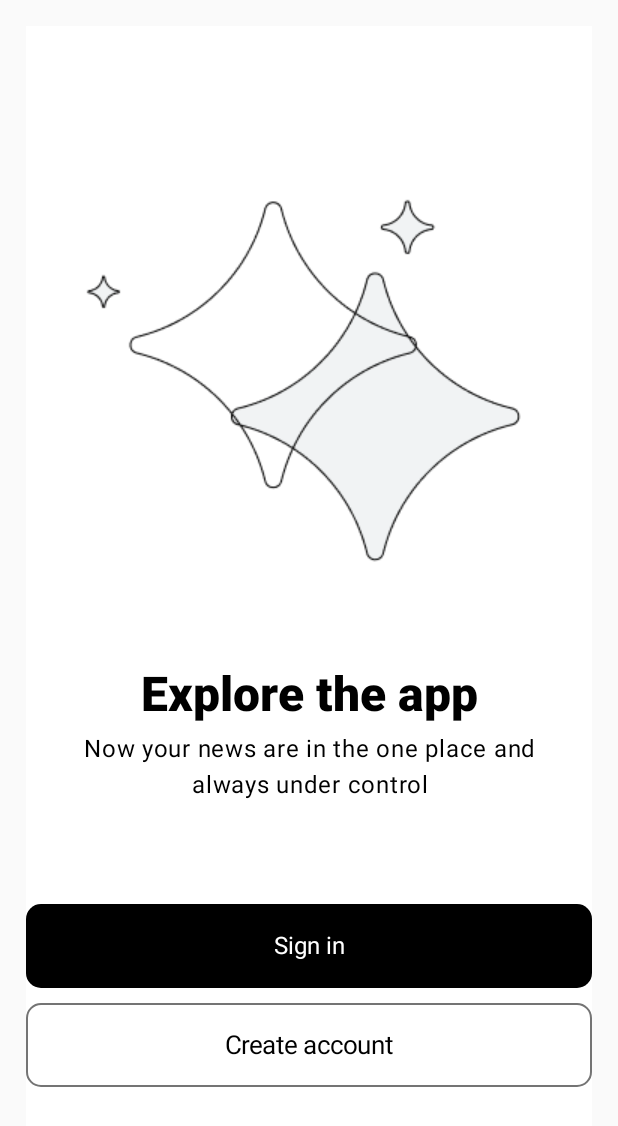
After one commit to Rintu341/Newsly, an Android app built with Jetpack Compose: the OpeningScreen screen opened through its navigation route, on a phone screen of 412 x 824 dp. The commit adds this screen. Shown: the top 1126 px of the screen. Run offline under Robolectric (Android 15) with nearby library versions, the phone set to English and light mode, and no system bars; our stand-ins replace Dagger/Hilt's generated code, livedata-compose; 1 statement that could not run was skipped.

Commit message:
create OpeningScreen

```diff
--- a/app/src/main/java/com/example/newsapp/ui/navigation/AppNavigation.kt
+++ b/app/src/main/java/com/example/newsapp/ui/navigation/AppNavigation.kt
@@ -1,9 +1,6 @@
 package com.example.newsapp.ui.navigation
 
-import android.window.SplashScreen
-import androidx.activity.viewModels
 import androidx.compose.runtime.Composable
-import androidx.lifecycle.ViewModel
 import androidx.lifecycle.viewmodel.compose.viewModel
 import androidx.navigation.compose.NavHost
 import androidx.navigation.compose.composable
@@ -11,6 +8,7 @@ import androidx.navigation.compose.rememberNavController
 import com.example.newsapp.presentation.Everything.EverythingViewModel
 import com.example.newsapp.ui.screen.AppSplashScreen
 import com.example.newsapp.ui.screen.HomeScreen
+import com.example.newsapp.ui.screen.OpeningScreen
 
 
 @Composable
@@ -26,6 +24,9 @@ fun AppNavigation()
             composable(route = AppScreen.HomeScreen.name){
                 HomeScreen(everythingViewModel = everythingViewModel)
             }
+            composable(route = AppScreen.OpeningScreen.name){
+                OpeningScreen(navController = navController)
+            }
 
 
         }
--- a/app/src/main/java/com/example/newsapp/ui/navigation/AppScreen.kt
+++ b/app/src/main/java/com/example/newsapp/ui/navigation/AppScreen.kt
@@ -2,5 +2,8 @@ package com.example.newsapp.ui.navigation
 
 enum class AppScreen {
     HomeScreen,
-    SplashScreen
+    SplashScreen,
+    LoginScreen,
+    SignupScreen,
+    OpeningScreen
 }
--- /dev/null
+++ b/app/src/main/java/com/example/newsapp/ui/screen/LoginScreen.kt
@@ -0,0 +1,18 @@
+package com.example.newsapp.ui.screen
+
+import androidx.compose.runtime.Composable
+import androidx.compose.ui.Modifier
+import androidx.compose.ui.tooling.preview.Preview
+
+@Composable
+fun LoginScreen(modifier: Modifier = Modifier) {
+
+}
+
+
+
+@Preview(showBackground = true)
+@Composable
+private fun PreviewLogin() {
+
+}
--- /dev/null
+++ b/app/src/main/java/com/example/newsapp/ui/screen/OpeningScreen.kt
@@ -0,0 +1,184 @@
+package com.example.newsapp.ui.screen
+
+import androidx.compose.foundation.BorderStroke
+import androidx.compose.foundation.Image
+import androidx.compose.foundation.background
+import androidx.compose.foundation.layout.Arrangement
+import androidx.compose.foundation.layout.Box
+import androidx.compose.foundation.layout.Column
+import androidx.compose.foundation.layout.Spacer
+import androidx.compose.foundation.layout.fillMaxSize
+import androidx.compose.foundation.layout.fillMaxWidth
+import androidx.compose.foundation.layout.height
+import androidx.compose.foundation.layout.heightIn
+import androidx.compose.foundation.layout.padding
+import androidx.compose.foundation.layout.widthIn
+import androidx.compose.foundation.shape.RoundedCornerShape
+import androidx.compose.material3.Button
+import androidx.compose.material3.ButtonDefaults
+import androidx.compose.material3.Text
+import androidx.compose.runtime.Composable
+import androidx.compose.ui.Alignment
+import androidx.compose.ui.Modifier
+import androidx.compose.ui.graphics.Color
+import androidx.compose.ui.res.colorResource
+import androidx.compose.ui.res.painterResource
+import androidx.compose.ui.res.stringResource
+import androidx.compose.ui.text.TextStyle
+import androidx.compose.ui.text.font.FontWeight
+import androidx.compose.ui.text.style.TextAlign
+import androidx.compose.ui.tooling.preview.Preview
+import androidx.compose.ui.unit.dp
+import androidx.compose.ui.unit.sp
+import androidx.navigation.NavHostController
+import com.example.newsapp.R
+import com.example.newsapp.ui.theme.NewsAppTheme
+
+@Composable
+fun OpeningScreen(navController: NavHostController) {
+    Column(
+        modifier = Modifier
+            .fillMaxSize()
+            .padding(17.dp)
+            .background(color = Color.White),
+
+    ) {
+        Column(
+            modifier = Modifier
+                .fillMaxSize()
+                .padding(top = 100.dp),
+
+            horizontalAlignment = Alignment.CenterHorizontally,
+        ) {
+            Illustration()
+            Spacer(modifier = Modifier.heightIn(min = 35.dp))
+
+
+
+            Column(
+                modifier = Modifier
+                    .heightIn(min = 95.dp)
+                    .widthIn(min = 319.dp)
+                    .padding(17.dp)
+                    .fillMaxWidth(),
+                horizontalAlignment = Alignment.CenterHorizontally,
+                verticalArrangement = Arrangement.Center
+            ) {
+                BoldText(value = stringResource(id = R.string.BOLD_String))
+
+                Spacer(modifier = Modifier.heightIn(min = 5.dp))
+
+                Text(modifier = Modifier
+                    .fillMaxWidth()
+                    .padding(start = 15.dp, end = 15.dp),
+                        text = stringResource(id = R.string.normal_text),
+                    textAlign = TextAlign.Center)
+            }
+
+
+
+            Spacer(modifier = Modifier.heightIn(min = 50.dp))
+            CustomButtonBlack(str = stringResource(id = R.string.Signin))
+            Spacer(modifier = Modifier.height(10.dp))
+            CustomButtonWhite(str = stringResource(id = R.string.Createaccount))
+
+        }
+    }
+
+}
+
+
+
+@Preview
+@Composable
+fun Illustration(modifier: Modifier = Modifier) {
+    Box (
+        contentAlignment = Alignment.Center
+    )
+    {
+        Image(
+            modifier = Modifier
+                .heightIn(min = 273.dp)
+                .widthIn(min = 315.dp),
+            painter = painterResource(id = R.drawable.illustration),
+            contentDescription = "illustration"
+        )
+    }
+}
+
+@Preview(showBackground = true)
+@Composable
+fun BoldText(modifier: Modifier = Modifier, value:String = stringResource(id = R.string.BOLD_String)) {
+    Text(
+        text = value,
+        style = TextStyle(
+            color = Color.Black,
+            fontSize = 32.sp,
+            fontWeight = FontWeight.ExtraBold,
+        )
+
+    )
+}
+
+
+@Preview(showBackground = true)
+@Composable
+fun CustomButtonBlack(modifier: Modifier = Modifier,str:String = "Sign In") {
+    Box(
+        modifier
+            .fillMaxWidth(),
+        contentAlignment = Alignment.Center
+    )
+    {
+        Button(
+            modifier = Modifier
+                .fillMaxWidth()
+                .heightIn(min = 56.dp)
+                .widthIn(min = 353.dp),
+            onClick = { /*TODO*/ },
+            colors = ButtonDefaults.buttonColors(Color.Black),
+            shape = RoundedCornerShape(10.dp)
+            ) {
+                Text(text = str,
+                    color = Color.White,
+                    style = TextStyle(
+                        fontSize = 16.sp
+                    ))
+            }
+    }
+}
+@Preview(showBackground = true)
+@Composable
+fun CustomButtonWhite(modifier: Modifier = Modifier, str: String = "Create account") {
+    Box(
+        modifier
+            .fillMaxWidth(),
+        contentAlignment = Alignment.Center
+    ) {
+        Button(
+            modifier = Modifier
+                .fillMaxWidth()
+                .heightIn(min = 56.dp)
+                .widthIn(min = 353.dp),
+            onClick = { /*TODO*/ },
+            colors = ButtonDefaults.outlinedButtonColors(Color.White),
+            shape = RoundedCornerShape(10.dp),
+            border = BorderStroke(width = 1.dp, color = colorResource(id = R.color.BottonBordercolor))
+        ) {
+            Text(
+                text = str,
+                color = Color.Black,
+                style = TextStyle(fontSize = 17.sp)
+            )
+        }
+    }
+}
+
+
+@Preview(showBackground = true)
+@Composable
+private fun PreviewOpening() {
+    NewsAppTheme {
+//        OpeningScreen(navController)
+    }
+}
--- a/app/src/main/java/com/example/newsapp/ui/screen/SplashScreen.kt
+++ b/app/src/main/java/com/example/newsapp/ui/screen/SplashScreen.kt
@@ -1,19 +1,17 @@
 package com.example.newsapp.ui.screen
 
-import androidx.compose.animation.AnimatedVisibility
-import androidx.compose.animation.core.Easing
+
 import androidx.compose.animation.core.LinearEasing
 import androidx.compose.animation.core.animateFloatAsState
-import androidx.compose.animation.core.spring
 import androidx.compose.animation.core.tween
-import androidx.compose.animation.scaleIn
-import androidx.compose.animation.slideIn
+import androidx.compose.foundation.Image
 import androidx.compose.foundation.background
 import androidx.compose.foundation.isSystemInDarkTheme
 import androidx.compose.foundation.layout.Box
 import androidx.compose.foundation.layout.fillMaxSize
 import androidx.compose.foundation.layout.size
 import androidx.compose.material3.Icon
+import androidx.compose.material3.Surface
 import androidx.compose.runtime.Composable
 import androidx.compose.runtime.LaunchedEffect
 import androidx.compose.runtime.getValue
@@ -24,46 +22,40 @@ import androidx.compose.ui.Alignment
 import androidx.compose.ui.Modifier
 import androidx.compose.ui.draw.scale
 import androidx.compose.ui.graphics.Color
+import androidx.compose.ui.res.colorResource
 import androidx.compose.ui.res.painterResource
 import androidx.compose.ui.tooling.preview.Preview
 import androidx.compose.ui.unit.dp
-import androidx.core.splashscreen.SplashScreen
 import androidx.navigation.NavController
-import androidx.navigation.NavHostController
 import com.example.newsapp.R
 import com.example.newsapp.ui.navigation.AppScreen
 import com.example.newsapp.ui.theme.NewsAppTheme
 import kotlinx.coroutines.delay
 
+
+
 @Composable
 fun AppSplashScreen(modifier: Modifier = Modifier,navController: NavController) {
-    var isAnimate by remember {
-        mutableStateOf(false)
-    }
-    val animateScale by animateFloatAsState(
-        targetValue = if(isAnimate) 0.5f else 0f,
-        label = "animate size",
-        animationSpec = tween(
-            durationMillis = 2000,
-            easing = LinearEasing
-        )
-    )
-    Box(
+
+    Surface(
         modifier = Modifier
-            .fillMaxSize()
-            .background(if (isSystemInDarkTheme()) Color.Blue else Color.Cyan.copy(alpha = .3f)),
-        contentAlignment = Alignment.Center
-    )
-    {
-        Icon(painter = painterResource(id = R.drawable.logo),
-            contentDescription = null,
-            modifier = Modifier.scale(animateScale))
+            .fillMaxSize(),
+        color = colorResource(id = R.color.splashScreenColor)
+    ) {
+        Box(
+            contentAlignment = Alignment.Center
+        ){
+            Image(
+                modifier =  Modifier.size(width = 75.dp, height = 75.dp),
+                painter = painterResource(id = R.drawable.news),
+                contentDescription = "logo"
+            )
+        }
     }
     LaunchedEffect(key1 = true) {
-        isAnimate = true
         delay(2000)
         navController.popBackStack()
-        navController.navigate(AppScreen.HomeScreen.name)
+        navController.navigate(AppScreen.OpeningScreen.name)
     }
 }
 
--- a/app/src/main/res/values/colors.xml
+++ b/app/src/main/res/values/colors.xml
@@ -7,4 +7,7 @@
     <color name="input_background">#fff</color>
     <color name="placeholder">#A0A3BD</color>
     <color name="shimmer">#C3C3C3</color>
+    <color name="illustration_bc">#F1F3F4</color>
+    <color name="BottonBordercolor">#747474</color>
+    <color name="splashScreenColor">#63B5AF</color>
 </resources>
--- a/app/src/main/res/values/strings.xml
+++ b/app/src/main/res/values/strings.xml
@@ -1,3 +1,8 @@
 <resources>
     <string name="app_name">NewsApp</string>
+    <string name="BOLD_String">Explore the app</string>
+    <string name="normal_text">Now your news are in the one place and always under control</string>
+    <string name="Signin">Sign in</string>
+    <string name="Createaccount">Create account</string>
+
 </resources>
```
Also changed, not shown: app/src/main/res/drawable/google.png (added), app/src/main/res/drawable/illustration.png (added), app/src/main/res/drawable/news.png (added).
